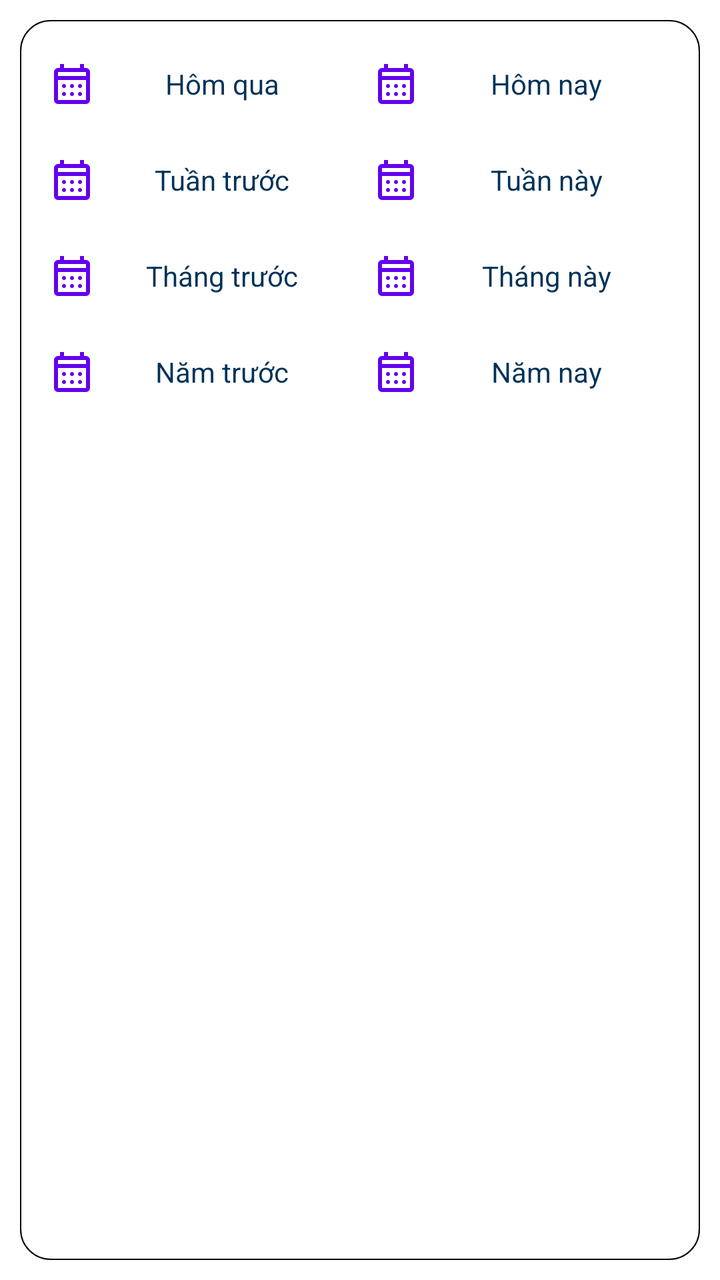
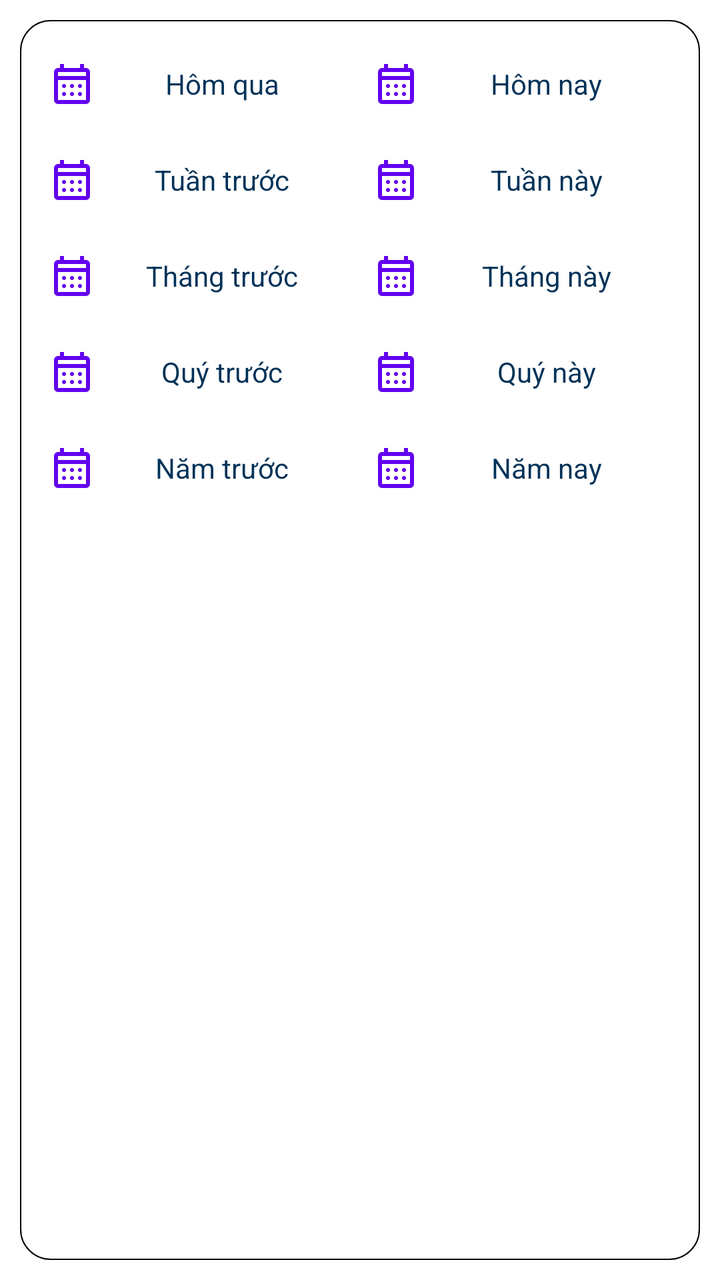

Screens rendered from an Android XML layout before and after an edit, with the pre-edit source and the edit as a unified diff.
<!-- AndroidManifest.xml: fallback theme Theme.MaterialComponents.DayNight.NoActionBar -->
<!-- res/layout/inclay_base_picker_ngaytuanthang.xml -->
<?xml version="1.0" encoding="utf-8"?>
<LinearLayout xmlns:android="http://schemas.android.com/apk/res/android"
    xmlns:app="http://schemas.android.com/apk/res-auto"
    android:layout_width="wrap_content"
    android:layout_height="wrap_content"
    android:background="@drawable/bg_popup_menu2"
    android:orientation="vertical"
    android:padding="@dimen/Com_TribblePadding">

    <LinearLayout
        android:layout_width="match_parent"
        android:layout_height="wrap_content"
        android:orientation="horizontal">

        <com.google.android.material.textview.MaterialTextView
            android:id="@+id/Picker_MaterialTextView_HomQua"
            style="@style/TitleTextViewLight"
            android:layout_width="0dp"
            android:layout_height="match_parent"
            android:layout_weight="1"
            android:drawableStart="@drawable/ic_calendar_month"
            android:foreground="?attr/selectableItemBackground"
            android:gravity="center"
            android:maxLines="1"
            android:minWidth="150dp"
            android:minHeight="@dimen/Com_TouchMinHeight"
            android:stateListAnimator="@animator/lift_on_touch"
            android:text="@string/Com_Caption_HomTruoc"
            app:rippleColor="@color/MyRipColor" />

        <com.google.android.material.textview.MaterialTextView
            android:id="@+id/Picker_MaterialTextView_HomNay"
            style="@style/TitleTextViewLight"
            android:layout_width="0dp"
            android:layout_height="match_parent"
            android:layout_weight="1"
            android:drawableStart="@drawable/ic_calendar_month"
            android:foreground="?attr/selectableItemBackground"
            android:gravity="center"
            android:maxLines="1"
            android:minWidth="150dp"
            android:minHeight="@dimen/Com_TouchMinHeight"
            android:stateListAnimator="@animator/lift_on_touch"
            android:text="@string/Com_Caption_HomNay"
            app:rippleColor="@color/MyRipColor" />

    </LinearLayout>

    <LinearLayout
        android:layout_width="match_parent"
        android:layout_height="wrap_content"
        android:orientation="horizontal">

        <com.google.android.material.textview.MaterialTextView
            android:id="@+id/Picker_MaterialTextView_TuanTruoc"
            style="@style/TitleTextViewLight"
            android:layout_width="0dp"
            android:layout_height="match_parent"
            android:layout_weight="1"
            android:drawableStart="@drawable/ic_calendar_month"
            android:foreground="?attr/selectableItemBackground"
            android:gravity="center"
            android:maxLines="1"
            android:minWidth="150dp"
            android:minHeight="@dimen/Com_TouchMinHeight"
            android:stateListAnimator="@animator/lift_on_touch"
            android:text="@string/Com_Caption_TuanTruoc"
            app:rippleColor="@color/MyRipColor" />

        <com.google.android.material.textview.MaterialTextView
            android:id="@+id/Picker_MaterialTextView_TuanNay"
            style="@style/TitleTextViewLight"
            android:layout_width="0dp"
            android:layout_height="match_parent"
            android:layout_weight="1"
            android:drawableStart="@drawable/ic_calendar_month"
            android:foreground="?attr/selectableItemBackground"
            android:gravity="center"
            android:maxLines="1"
            android:minWidth="150dp"
            android:minHeight="@dimen/Com_TouchMinHeight"
            android:stateListAnimator="@animator/lift_on_touch"
            android:text="@string/Com_Caption_TuanNay"
            app:rippleColor="@color/MyRipColor" />

    </LinearLayout>

    <LinearLayout
        android:layout_width="match_parent"
        android:layout_height="wrap_content"
        android:orientation="horizontal">

        <com.google.android.material.textview.MaterialTextView
            android:id="@+id/Picker_MaterialTextView_ThangTruoc"
            style="@style/TitleTextViewLight"
            android:layout_width="0dp"
            android:layout_height="match_parent"
            android:layout_weight="1"
            android:drawableStart="@drawable/ic_calendar_month"
            android:foreground="?attr/selectableItemBackground"
            android:gravity="center"
            android:maxLines="1"
            android:minWidth="150dp"
            android:minHeight="@dimen/Com_TouchMinHeight"
            android:stateListAnimator="@animator/lift_on_touch"
            android:text="@string/Com_Caption_ThangTruoc"
            app:rippleColor="@color/MyRipColor" />

        <com.google.android.material.textview.MaterialTextView
            android:id="@+id/Picker_MaterialTextView_ThangNay"
            style="@style/TitleTextViewLight"
            android:layout_width="0dp"
            android:layout_height="match_parent"
            android:layout_weight="1"
            android:drawableStart="@drawable/ic_calendar_month"
            android:foreground="?attr/selectableItemBackground"
            android:gravity="center"
            android:maxLines="1"
            android:minWidth="150dp"
            android:minHeight="@dimen/Com_TouchMinHeight"
            android:stateListAnimator="@animator/lift_on_touch"
            android:text="@string/Com_Caption_ThangNay"
            app:rippleColor="@color/MyRipColor" />

    </LinearLayout>

    <LinearLayout
        android:layout_width="match_parent"
        android:layout_height="wrap_content"
        android:orientation="horizontal">

        <com.google.android.material.textview.MaterialTextView
            android:id="@+id/Picker_MaterialTextView_NamTruoc"
            style="@style/TitleTextViewLight"
            android:layout_width="0dp"
            android:layout_height="match_parent"
            android:layout_weight="1"
            android:drawableStart="@drawable/ic_calendar_month"
            android:foreground="?attr/selectableItemBackground"
            android:gravity="center"
            android:maxLines="1"
            android:minWidth="150dp"
            android:minHeight="@dimen/Com_TouchMinHeight"
            android:stateListAnimator="@animator/lift_on_touch"
            android:text="@string/Com_Caption_NamTruoc"
            app:rippleColor="@color/MyRipColor" />

        <com.google.android.material.textview.MaterialTextView
            android:id="@+id/Picker_MaterialTextView_NamNay"
            style="@style/TitleTextViewLight"
            android:layout_width="0dp"
            android:layout_height="match_parent"
            android:layout_weight="1"
            android:drawableStart="@drawable/ic_calendar_month"
            android:foreground="?attr/selectableItemBackground"
            android:gravity="center"
            android:maxLines="1"
            android:minWidth="150dp"
            android:minHeight="@dimen/Com_TouchMinHeight"
            android:stateListAnimator="@animator/lift_on_touch"
            android:text="@string/Com_Caption_NamNay"
            app:rippleColor="@color/MyRipColor" />

    </LinearLayout>

</LinearLayout>
<!-- resources referenced by this layout -->
<resources>
  <color name="MyRipColor">#330027FA</color>
  <dimen name="Com_TouchMinHeight">48dp</dimen>
  <dimen name="Com_TribblePadding">18dp</dimen>
  <!-- drawable bg_popup_menu2 (drawable) -->
  <inset
      xmlns:android="http://schemas.android.com/apk/res/android"
          android:insetLeft="10dp"
          android:insetRight="10dp"
          android:insetTop="10dp"
          android:insetBottom="10dp"
      >
      <shape android:shape="rectangle">
          <solid android:color="?attr/colorOnPrimary" />
          <corners android:radius="15dp" />
          <stroke android:width="0.5dp"
              android:color="?attr/colorOnPrimaryFixed"/>
          <padding
              android:top="5dp"
              android:left="5dp"
              android:right="5dp"
              android:bottom="5dp" />
      </shape>
  </inset>
  <!-- drawable ic_calendar_month (drawable) -->
  <vector xmlns:android="http://schemas.android.com/apk/res/android"
      android:height="24dp"
      android:viewportHeight="960" android:viewportWidth="960" android:width="24dp">
        
      <path android:fillColor="?attr/colorPrimary" android:pathData="M200,880Q167,880 143.5,856.5Q120,833 120,800L120,240Q120,207 143.5,183.5Q167,160 200,160L240,160L240,80L320,80L320,160L640,160L640,80L720,80L720,160L760,160Q793,160 816.5,183.5Q840,207 840,240L840,800Q840,833 816.5,856.5Q793,880 760,880L200,880ZM200,800L760,800Q760,800 760,800Q760,800 760,800L760,400L200,400L200,800Q200,800 200,800Q200,800 200,800ZM200,320L760,320L760,240Q760,240 760,240Q760,240 760,240L200,240Q200,240 200,240Q200,240 200,240L200,320ZM200,320L200,240Q200,240 200,240Q200,240 200,240L200,240Q200,240 200,240Q200,240 200,240L200,320ZM480,560Q463,560 451.5,548.5Q440,537 440,520Q440,503 451.5,491.5Q463,480 480,480Q497,480 508.5,491.5Q520,503 520,520Q520,537 508.5,548.5Q497,560 480,560ZM291.5,548.5Q280,537 280,520Q280,503 291.5,491.5Q303,480 320,480Q337,480 348.5,491.5Q360,503 360,520Q360,537 348.5,548.5Q337,560 320,560Q303,560 291.5,548.5ZM640,560Q623,560 611.5,548.5Q600,537 600,520Q600,503 611.5,491.5Q623,480 640,480Q657,480 668.5,491.5Q680,503 680,520Q680,537 668.5,548.5Q657,560 640,560ZM480,720Q463,720 451.5,708.5Q440,697 440,680Q440,663 451.5,651.5Q463,640 480,640Q497,640 508.5,651.5Q520,663 520,680Q520,697 508.5,708.5Q497,720 480,720ZM291.5,708.5Q280,697 280,680Q280,663 291.5,651.5Q303,640 320,640Q337,640 348.5,651.5Q360,663 360,680Q360,697 348.5,708.5Q337,720 320,720Q303,720 291.5,708.5ZM640,720Q623,720 611.5,708.5Q600,697 600,680Q600,663 611.5,651.5Q623,640 640,640Q657,640 668.5,651.5Q680,663 680,680Q680,697 668.5,708.5Q657,720 640,720Z"/>
      
  </vector>
  <string name="Com_Caption_HomNay">Hôm nay</string>
  <string name="Com_Caption_HomTruoc">Hôm qua</string>
  <string name="Com_Caption_NamNay">Năm nay</string>
  <string name="Com_Caption_NamTruoc">Năm trước</string>
  <string name="Com_Caption_ThangNay">Tháng này</string>
  <string name="Com_Caption_ThangTruoc">Tháng trước</string>
  <string name="Com_Caption_TuanNay">Tuần này</string>
  <string name="Com_Caption_TuanTruoc">Tuần trước</string>
  <style name="TitleTextViewLight" parent="TextAppearance.AppCompat">
          <item name="android:paddingStart">@dimen/Com_Padding</item>
          <item name="android:paddingEnd">@dimen/Com_Padding</item>
          <item name="android:textSize">@dimen/Com_HeaderFontSize</item>
          <item name="android:textColor">@color/md_theme_primary</item>
          
          
          
          
      </style>
  <dimen name="Com_Padding">6dp</dimen>
  <dimen name="Com_HeaderFontSize">14sp</dimen>
  <color name="md_theme_primary">#003258</color>
</resources>

<!-- the commit's change to res/layout/inclay_base_picker_ngaytuanthang.xml (unified diff, before → after) -->
@@ -130,6 +130,45 @@
         android:orientation="horizontal">
 
         <com.google.android.material.textview.MaterialTextView
+            android:id="@+id/Picker_MaterialTextView_QuyTruoc"
+            style="@style/TitleTextViewLight"
+            android:layout_width="0dp"
+            android:layout_height="match_parent"
+            android:layout_weight="1"
+            android:drawableStart="@drawable/ic_calendar_month"
+            android:foreground="?attr/selectableItemBackground"
+            android:gravity="center"
+            android:maxLines="1"
+            android:minWidth="150dp"
+            android:minHeight="@dimen/Com_TouchMinHeight"
+            android:stateListAnimator="@animator/lift_on_touch"
+            android:text="@string/Com_Caption_QuyTruoc"
+            app:rippleColor="@color/MyRipColor" />
+
+        <com.google.android.material.textview.MaterialTextView
+            android:id="@+id/Picker_MaterialTextView_QuyNay"
+            style="@style/TitleTextViewLight"
+            android:layout_width="0dp"
+            android:layout_height="match_parent"
+            android:layout_weight="1"
+            android:drawableStart="@drawable/ic_calendar_month"
+            android:foreground="?attr/selectableItemBackground"
+            android:gravity="center"
+            android:maxLines="1"
+            android:minWidth="150dp"
+            android:minHeight="@dimen/Com_TouchMinHeight"
+            android:stateListAnimator="@animator/lift_on_touch"
+            android:text="@string/Com_Caption_QuyNay"
+            app:rippleColor="@color/MyRipColor" />
+
+    </LinearLayout>
+
+    <LinearLayout
+        android:layout_width="match_parent"
+        android:layout_height="wrap_content"
+        android:orientation="horizontal">
+
+        <com.google.android.material.textview.MaterialTextView
             android:id="@+id/Picker_MaterialTextView_NamTruoc"
             style="@style/TitleTextViewLight"
             android:layout_width="0dp"
<!-- resource entries referenced after the edit -->
@@ -35,6 +35,8 @@
   <string name="Com_Caption_HomTruoc">Hôm qua</string>
   <string name="Com_Caption_NamNay">Năm nay</string>
   <string name="Com_Caption_NamTruoc">Năm trước</string>
+  <string name="Com_Caption_QuyNay">Quý này</string>
+  <string name="Com_Caption_QuyTruoc">Quý trước</string>
   <string name="Com_Caption_ThangNay">Tháng này</string>
   <string name="Com_Caption_ThangTruoc">Tháng trước</string>
   <string name="Com_Caption_TuanNay">Tuần này</string>
